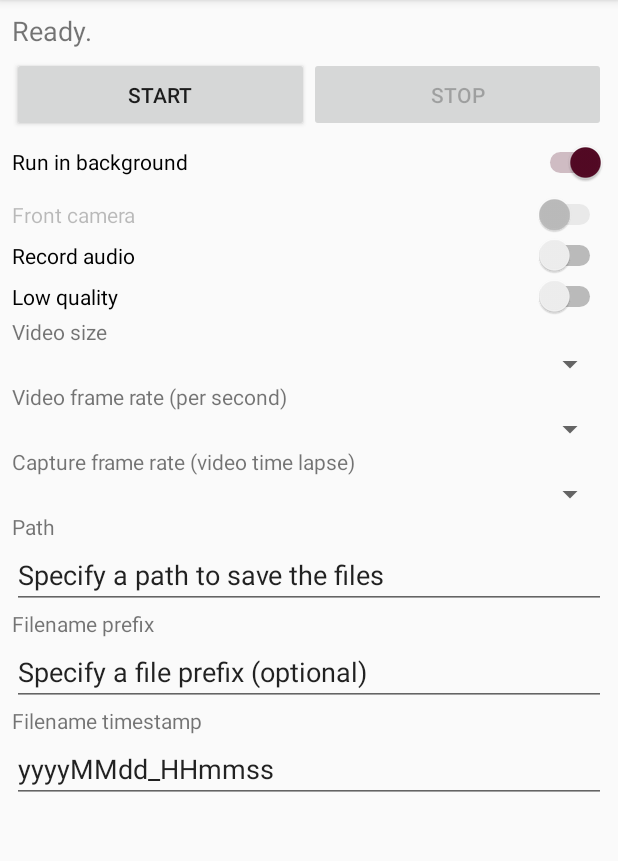
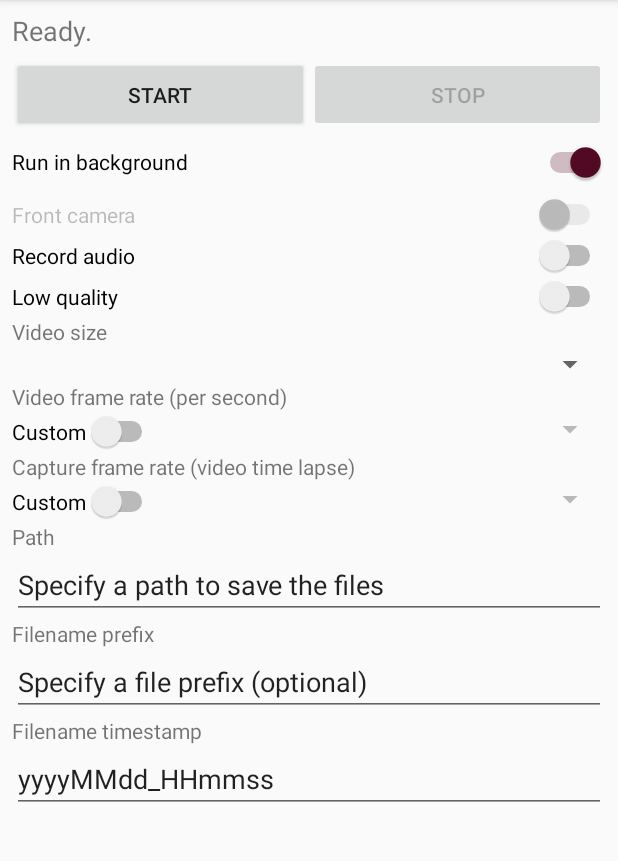
Before and after one commit to fedecris/gapcap, an Android app: the screen it shows after launch (MainActivity), on a phone screen of 412 x 824 dp, the part 84-945 px from its top. Run offline under Robolectric (Android 15) with nearby library versions, the phone set to English and light mode, and no system bars; 3 statements that could not run were skipped.

Commit message:
Spinners independientes para especificar Video/Capture frame rates

```diff
--- a/app/src/main/java/ar/com/federicocristina/gapcap/Constants.java
+++ b/app/src/main/java/ar/com/federicocristina/gapcap/Constants.java
@@ -3,37 +3,41 @@ package ar.com.federicocristina.gapcap;
 public class Constants {
 
     // Nombre de la camara frontal
-    public static String FRONT_CAM_NAME                 = "Front";
+    public static String FRONT_CAM_NAME                             = "Front";
     // Nombre de la camara trasera
-    public static String BACK_CAM_NAME                  = "Back";
+    public static String BACK_CAM_NAME                              = "Back";
 
     // Default text
-    public static String DEFAULT                        = "<Default>";
+    public static String DEFAULT                                    = "<Default>";
     // No option text
-    public static String NO_OPTION                      = " ";
+    public static String NO_OPTION                                  = " ";
 
     // Shared preferences name
-    public static String SHARED_PREFERENCES_NAME        = "prefs";
+    public static String SHARED_PREFERENCES_NAME                    = "prefs";
 
     // Shared preference: run in background
-    public static String PREFERENCE_RUNINBACKGROUND     = "RUN_IN_BACKGROUND";
+    public static String PREFERENCE_RUNINBACKGROUND                 = "RUN_IN_BACKGROUND";
     // Shared preference: front camera
-    public static String PREFERENCE_FRONT_CAMERA        = "FRONT_CAMERA";
+    public static String PREFERENCE_FRONT_CAMERA                    = "FRONT_CAMERA";
     // Shared preference: record audio
-    public static String PREFERENCE_RECORD_AUDIO        = "RECORD_AUDIO";
+    public static String PREFERENCE_RECORD_AUDIO                    = "RECORD_AUDIO";
     // Shared preference: low quality
-    public static String PREFERENCE_LOW_QUALIY          = "LOW_QUALITY";
+    public static String PREFERENCE_LOW_QUALIY                      = "LOW_QUALITY";
     // Shared preference: file filePath
-    public static String PREFERENCE_FILEPATH            = "FILE_PATH";
+    public static String PREFERENCE_FILEPATH                        = "FILE_PATH";
     // Shared preference: file prefix
-    public static String PREFERENCE_FILEPREFIX          = "FILE_PREFIX";
+    public static String PREFERENCE_FILEPREFIX                      = "FILE_PREFIX";
     // Shared preference: file prefix
-    public static String PREFERENCE_FILETIMESTAMP       = "FILE_TIMESTAMP";
+    public static String PREFERENCE_FILETIMESTAMP                   = "FILE_TIMESTAMP";
     // Shared preference: video size
-    public static String PREFERENCE_VIDEO_SIZE          = "VIDEO_SIZE";
+    public static String PREFERENCE_VIDEO_SIZE                      = "VIDEO_SIZE";
     // Shared preference: video frame rate
-    public static String PREFERENCE_VIDEO_FRAME_RATE    = "VIDEO_FRAME_RATE";
+    public static String PREFERENCE_VIDEO_FRAME_RATE                = "VIDEO_FRAME_RATE";
     // Shared preference: capture frame rate
-    public static String PREFERENCE_CAPTURE_FRAME_RATE  = "CAPTURE_FRAME_RATE";
+    public static String PREFERENCE_CAPTURE_FRAME_RATE              = "CAPTURE_FRAME_RATE";
+    // Shared preference: custom video frame rate
+    public static String PREFERENCE_CUSTOM_VIDEO_FRAME_RATE         = "CUSTOM_VIDEO_FRAME_RATE";
+    // Shared preference: custom capture frame rate
+    public static String PREFERENCE_CUSTOM_CAPTURE_FRAME_RATE       = "CUSTOM_CAPTURE_FRAME_RATE";
 
 }
--- a/app/src/main/java/ar/com/federicocristina/gapcap/MainActivity.java
+++ b/app/src/main/java/ar/com/federicocristina/gapcap/MainActivity.java
@@ -58,9 +58,13 @@ public class MainActivity extends AppCompatActivity implements SurfaceHolder.Cal
     public static Switch recordAudioSwitch;
     // Video Size
     public static Spinner videoSizeSpinner;
-    // Video Size
+    // Custom Video Frame Rate
+    public static Switch customVideoFrameRateSwitch;
+    // Video Frame Rate
     public static Spinner videoFrameRateSpinner;
-    // Video Size
+    // Custom Capture Frame Rate
+    public static Switch customCaptureFrameRateSwitch;
+    // Capture Frame Rate
     public static Spinner captureFrameRateSpinner;
     // Estado de grabacion
     public static TextView status;
@@ -93,40 +97,46 @@ public class MainActivity extends AppCompatActivity implements SurfaceHolder.Cal
         fileTimestampEditText = findViewById(R.id.editText_filenameTimestamp);
         lowQualitySwitch = (Switch)findViewById(R.id.switch_lowQuality);
         recordAudioSwitch = (Switch)findViewById(R.id.switch_audio);
+        customVideoFrameRateSwitch = (Switch)findViewById(R.id.switch_customVideoFrameRate);
+        customCaptureFrameRateSwitch = (Switch)findViewById(R.id.switch_customCaptureFrameRate);
         videoFrameRateSpinner = (Spinner)findViewById(R.id.spinner_videoFrameRate);
         captureFrameRateSpinner = (Spinner)findViewById(R.id.spinner_captureFrameRate);
         frontalCameraSwitch = (Switch)findViewById(R.id.switch_frontalCamera);
         frontalCameraSwitch.setEnabled(Utils.existsFrontalCamera());
-        frontalCameraSwitch.setOnCheckedChangeListener(new CompoundButton.OnCheckedChangeListener() {
-                                                           @Override
-                                                           public void onCheckedChanged(CompoundButton buttonView, boolean isChecked) {
-                                                               reLoadVideoSizesAndVideoFrameRate();
-                                                           }
-                                                       });
 
         // Modos de captura
-
         loadSupportedVideoSizes(frontalCameraSwitch.isChecked());
         loadSupportedVideoFrameRates(frontalCameraSwitch.isChecked());
         loadCaptureFrameRates();
 
-        // Habilitacion de boton de grabacion
-        updateStartStopButtons(mRecordingStatus);
-
-        captureFrameRateSpinner.setOnItemSelectedListener(new AdapterView.OnItemSelectedListener() {
+        // Listener frontal camera switch
+        frontalCameraSwitch.setOnCheckedChangeListener(new CompoundButton.OnCheckedChangeListener() {
             @Override
-            public void onItemSelected(AdapterView<?> parentView, View selectedItemView, int position, long id) {
-                captureFrameRateChanged();
+            public void onCheckedChanged(CompoundButton buttonView, boolean isChecked) {
+                reLoadVideoSizesAndVideoFrameRate();
             }
-
-            @Override
-            public void onNothingSelected(AdapterView<?> parentView) {
-                // your code here
-            }
-
         });
 
+        // Listener custom video frame rate
+        customVideoFrameRateSwitch.setOnCheckedChangeListener(new CompoundButton.OnCheckedChangeListener() {
+            @Override
+            public void onCheckedChanged(CompoundButton buttonView, boolean isChecked) {
+                customVideoFrameRateChanged();
+            }
+        });
+
+        // Listener custom capture frame rate
+        customCaptureFrameRateSwitch.setOnCheckedChangeListener(new CompoundButton.OnCheckedChangeListener() {
+            @Override
+            public void onCheckedChanged(CompoundButton buttonView, boolean isChecked) {
+                customCaptureFrameRateChanged();
+            }
+        });
+
+        // Status actual de componentes
         loadSharedPreferences();
+        updateComponentsStatus(mRecordingStatus);
+
 
     }
 
@@ -155,10 +165,12 @@ public class MainActivity extends AppCompatActivity implements SurfaceHolder.Cal
     }
 
     /** Activa o desactiva los botones segun el estado de grabacion */
-    public static void updateStartStopButtons(boolean recording) {
+    public static void updateComponentsStatus(boolean recording) {
         ((Button)startButton).setEnabled(!recording);
         ((Button)stopButton).setEnabled(recording);
         status.setText(recording ? R.string.RecordingStatusActive : R.string.RecordingStatusReady);
+        customCaptureFrameRateChanged();
+        customVideoFrameRateChanged();
     }
 
     public void reLoadVideoSizesAndVideoFrameRate() {
@@ -166,13 +178,17 @@ public class MainActivity extends AppCompatActivity implements SurfaceHolder.Cal
         loadSupportedVideoFrameRates(frontalCameraSwitch.isChecked());
     }
 
-    public void captureFrameRateChanged() {
-        // Si se selecciono grabar audio pero el FPS no es el por defecto, entonces quitar el audio
-        if (!Constants.NO_OPTION.equals(captureFrameRateSpinner.getSelectedItem().toString())) {
+    public static void customVideoFrameRateChanged() {
+        // Video frame rate custom
+        videoFrameRateSpinner.setEnabled(customVideoFrameRateSwitch.isChecked());
+    }
+
+    public static void customCaptureFrameRateChanged() {
+        // Si se especifica modo time lapse, entonces desactivar el sonido
+        captureFrameRateSpinner.setEnabled(customCaptureFrameRateSwitch.isChecked());
+        recordAudioSwitch.setEnabled(!customCaptureFrameRateSwitch.isChecked());
+        if (customCaptureFrameRateSwitch.isChecked()) {
             recordAudioSwitch.setChecked(false);
-            recordAudioSwitch.setEnabled(false);
-        } else {
-            recordAudioSwitch.setEnabled(true);
         }
     }
 
@@ -199,7 +215,6 @@ public class MainActivity extends AppCompatActivity implements SurfaceHolder.Cal
         }
 
         ArrayList<String> opciones = new ArrayList<String>();
-        opciones.add(Constants.DEFAULT);
         List<Integer> fpss = videoFrameRate.get(frontalCam ? Camera.CameraInfo.CAMERA_FACING_FRONT : Camera.CameraInfo.CAMERA_FACING_BACK);
         for (Integer fps: fpss) {
             opciones.add(fps.toString());
@@ -211,7 +226,6 @@ public class MainActivity extends AppCompatActivity implements SurfaceHolder.Cal
     /** Carga las opciones para el modo time lapse */
     protected void loadCaptureFrameRates() {
         ArrayList<String> opciones = new ArrayList<String>();
-        opciones.add(Constants.NO_OPTION);
         opciones.add("1");
         opciones.add("2");
         opciones.add("3");
@@ -230,6 +244,8 @@ public class MainActivity extends AppCompatActivity implements SurfaceHolder.Cal
         frontalCameraSwitch.setChecked(preferences.getBoolean(Constants.PREFERENCE_FRONT_CAMERA, false));
         recordAudioSwitch.setChecked(preferences.getBoolean(Constants.PREFERENCE_RECORD_AUDIO, false));
         lowQualitySwitch.setChecked(preferences.getBoolean(Constants.PREFERENCE_LOW_QUALIY, false));
+        customVideoFrameRateSwitch.setChecked(preferences.getBoolean(Constants.PREFERENCE_CUSTOM_VIDEO_FRAME_RATE, false));
+        customCaptureFrameRateSwitch.setChecked(preferences.getBoolean(Constants.PREFERENCE_CUSTOM_CAPTURE_FRAME_RATE, false));
         videoSizeSpinner.setSelection(preferences.getInt(Constants.PREFERENCE_VIDEO_SIZE, 0));
         videoFrameRateSpinner.setSelection(preferences.getInt(Constants.PREFERENCE_VIDEO_FRAME_RATE, 0));
         captureFrameRateSpinner.setSelection(preferences.getInt(Constants.PREFERENCE_CAPTURE_FRAME_RATE, 0));
@@ -245,6 +261,8 @@ public class MainActivity extends AppCompatActivity implements SurfaceHolder.Cal
         editor.putBoolean(Constants.PREFERENCE_FRONT_CAMERA, frontalCameraSwitch.isChecked());
         editor.putBoolean(Constants.PREFERENCE_RECORD_AUDIO, recordAudioSwitch.isChecked());
         editor.putBoolean(Constants.PREFERENCE_LOW_QUALIY, lowQualitySwitch.isChecked());
+        editor.putBoolean(Constants.PREFERENCE_CUSTOM_VIDEO_FRAME_RATE, customVideoFrameRateSwitch.isChecked());
+        editor.putBoolean(Constants.PREFERENCE_CUSTOM_CAPTURE_FRAME_RATE, customCaptureFrameRateSwitch.isChecked());
         editor.putInt(Constants.PREFERENCE_VIDEO_SIZE, videoSizeSpinner.getSelectedItemPosition());
         editor.putInt(Constants.PREFERENCE_VIDEO_FRAME_RATE, videoFrameRateSpinner.getSelectedItemPosition());
         editor.putInt(Constants.PREFERENCE_CAPTURE_FRAME_RATE, captureFrameRateSpinner.getSelectedItemPosition());
--- a/app/src/main/res/layout/activity_main.xml
+++ b/app/src/main/res/layout/activity_main.xml
@@ -119,10 +119,24 @@
                 android:layout_height="wrap_content"
                 android:text="Video frame rate (per second)" />
 
-            <Spinner
-                android:id="@+id/spinner_videoFrameRate"
+            <LinearLayout
                 android:layout_width="match_parent"
-                android:layout_height="wrap_content" />
+                android:layout_height="match_parent"
+                android:orientation="horizontal">
+
+                <Switch
+                    android:id="@+id/switch_customVideoFrameRate"
+                    android:layout_width="wrap_content"
+                    android:layout_height="wrap_content"
+                    android:layout_weight="0"
+                    android:text="@string/Custom" />
+
+                <Spinner
+                    android:id="@+id/spinner_videoFrameRate"
+                    android:layout_width="wrap_content"
+                    android:layout_height="wrap_content"
+                    android:layout_weight="1" />
+            </LinearLayout>
 
             <TextView
                 android:id="@+id/textView6"
@@ -130,10 +144,24 @@
                 android:layout_height="wrap_content"
                 android:text="Capture frame rate (video time lapse)" />
 
-            <Spinner
-                android:id="@+id/spinner_captureFrameRate"
+            <LinearLayout
                 android:layout_width="match_parent"
-                android:layout_height="wrap_content" />
+                android:layout_height="match_parent"
+                android:orientation="horizontal">
+
+                <Switch
+                    android:id="@+id/switch_customCaptureFrameRate"
+                    android:layout_width="wrap_content"
+                    android:layout_height="wrap_content"
+                    android:layout_weight="0"
+                    android:text="@string/Custom" />
+
+                <Spinner
+                    android:id="@+id/spinner_captureFrameRate"
+                    android:layout_width="wrap_content"
+                    android:layout_height="wrap_content"
+                    android:layout_weight="1" />
+            </LinearLayout>
 
             <TextView
                 android:id="@+id/textView2"
--- a/app/src/main/res/values/strings.xml
+++ b/app/src/main/res/values/strings.xml
@@ -5,4 +5,6 @@
     <string name="ServiceStarted">Service Started</string>
     <string name="ServiceStopped">Service Stopped</string>
     <string name="DimensionSeparator">x</string>
+    <string name="Default">Default</string>
+    <string name="Custom">Custom</string>
 </resources>
```
Also changed, not shown: app/src/main/java/ar/com/federicocristina/gapcap/RecorderService.java (+4 -4 lines).
